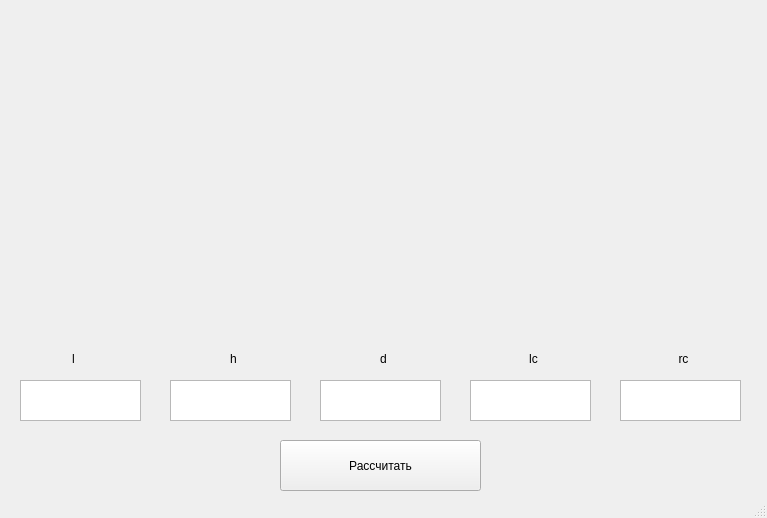
The window that courseWorkPython/interface.ui (MoriVotum/courseWorkPython) describes before a commit, drawn with Qt 5.
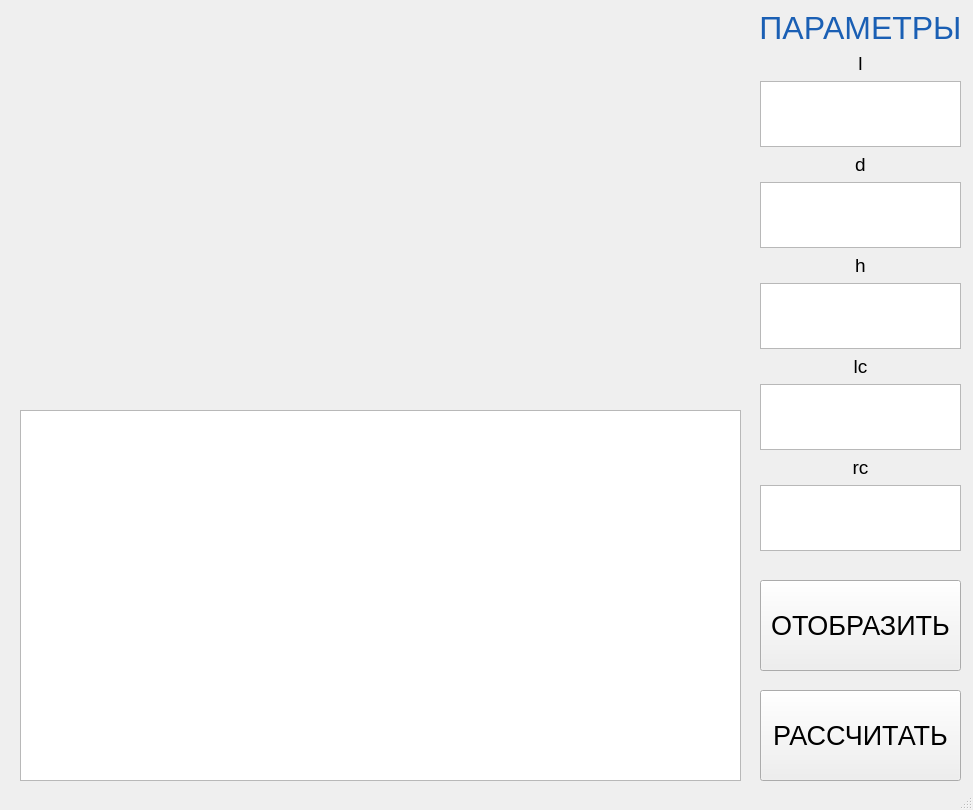
The same window after the commit. Icons and pictures are not drawn.

```diff
--- a/courseWorkPython/interface.ui
+++ b/courseWorkPython/interface.ui
@@ -6,112 +6,120 @@
    <rect>
     <x>0</x>
     <y>0</y>
-    <width>767</width>
-    <height>518</height>
+    <width>973</width>
+    <height>810</height>
    </rect>
   </property>
+  <property name="maximumSize">
+   <size>
+    <width>973</width>
+    <height>810</height>
+   </size>
+  </property>
   <property name="windowTitle">
    <string>MainWindow</string>
   </property>
   <widget class="QWidget" name="centralwidget">
-   <widget class="QTextEdit" name="te_l">
+   <widget class="QPushButton" name="but_calc">
     <property name="geometry">
      <rect>
-      <x>20</x>
-      <y>380</y>
-      <width>121</width>
-      <height>41</height>
+      <x>760</x>
+      <y>690</y>
+      <width>201</width>
+      <height>91</height>
      </rect>
     </property>
     <property name="font">
      <font>
-      <pointsize>18</pointsize>
+      <pointsize>20</pointsize>
      </font>
     </property>
-    <property name="lineWrapMode">
-     <enum>QTextEdit::NoWrap</enum>
+    <property name="text">
+     <string>РАССЧИТАТЬ</string>
     </property>
    </widget>
-   <widget class="QTextEdit" name="te_h">
+   <widget class="QLabel" name="label">
     <property name="geometry">
      <rect>
-      <x>170</x>
-      <y>380</y>
-      <width>121</width>
-      <height>41</height>
+      <x>20</x>
+      <y>10</y>
+      <width>721</width>
+      <height>381</height>
      </rect>
     </property>
-    <property name="font">
-     <font>
-      <pointsize>18</pointsize>
-     </font>
+    <property name="text">
+     <string/>
     </property>
-    <property name="lineWrapMode">
-     <enum>QTextEdit::NoWrap</enum>
+    <property name="pixmap">
+     <pixmap>content/picture.jpg</pixmap>
     </property>
    </widget>
-   <widget class="QTextEdit" name="te_d">
+   <widget class="QPushButton" name="but_schema">
     <property name="geometry">
      <rect>
-      <x>320</x>
-      <y>380</y>
-      <width>121</width>
-      <height>41</height>
+      <x>760</x>
+      <y>580</y>
+      <width>201</width>
+      <height>91</height>
      </rect>
     </property>
     <property name="font">
      <font>
-      <pointsize>18</pointsize>
+      <pointsize>20</pointsize>
      </font>
     </property>
-    <property name="lineWrapMode">
-     <enum>QTextEdit::NoWrap</enum>
+    <property name="text">
+     <string>ОТОБРАЗИТЬ</string>
     </property>
    </widget>
-   <widget class="QTextEdit" name="te_lc">
+   <widget class="QGraphicsView" name="graphicsView">
     <property name="geometry">
      <rect>
-      <x>470</x>
-      <y>380</y>
-      <width>121</width>
-      <height>41</height>
+      <x>20</x>
+      <y>410</y>
+      <width>721</width>
+      <height>371</height>
      </rect>
     </property>
-    <property name="font">
-     <font>
-      <pointsize>18</pointsize>
-     </font>
-    </property>
-    <property name="lineWrapMode">
-     <enum>QTextEdit::NoWrap</enum>
-    </property>
    </widget>
-   <widget class="QTextEdit" name="te_rc">
+   <widget class="QWidget" name="layoutWidget">
     <property name="geometry">
      <rect>
-      <x>620</x>
-      <y>380</y>
-      <width>121</width>
-      <height>41</height>
+      <x>760</x>
+      <y>10</y>
+      <width>201</width>
+      <height>541</height>
      </rect>
     </property>
+    <layout class="QVBoxLayout" name="verticalLayout_7">
+     <item>
+      <widget class="QLabel" name="label_2">
     <property name="font">
      <font>
-      <pointsize>18</pointsize>
-     </font>
-    </property>
-    <property name="lineWrapMode">
-     <enum>QTextEdit::NoWrap</enum>
-    </property>
-   </widget>
+         <pointsize>24</pointsize>
+        </font>
+       </property>
+       <property name="styleSheet">
+        <string notr="true">color: rgb(26, 95, 180)</string>
+       </property>
+       <property name="text">
+        <string>ПАРАМЕТРЫ</string>
+       </property>
+       <property name="alignment">
+        <set>Qt::AlignCenter</set>
+       </property>
+      </widget>
+     </item>
+     <item>
+      <layout class="QVBoxLayout" name="verticalLayout_6">
+       <item>
+        <layout class="QVBoxLayout" name="verticalLayout">
+         <item>
    <widget class="QLabel" name="l_l">
-    <property name="geometry">
-     <rect>
-      <x>40</x>
-      <y>350</y>
-      <width>67</width>
-      <height>17</height>
-     </rect>
+           <property name="font">
+            <font>
+             <pointsize>14</pointsize>
+            </font>
     </property>
     <property name="text">
      <string>l</string>
@@ -120,30 +128,35 @@
      <set>Qt::AlignCenter</set>
     </property>
    </widget>
-   <widget class="QLabel" name="l_h">
-    <property name="geometry">
-     <rect>
-      <x>200</x>
-      <y>350</y>
-      <width>67</width>
-      <height>17</height>
-     </rect>
-    </property>
-    <property name="text">
-     <string>h</string>
-    </property>
-    <property name="alignment">
-     <set>Qt::AlignCenter</set>
-    </property>
-   </widget>
+         </item>
+         <item>
+          <widget class="QTextEdit" name="te_l">
+           <property name="font">
+            <font>
+             <pointsize>30</pointsize>
+            </font>
+           </property>
+           <property name="verticalScrollBarPolicy">
+            <enum>Qt::ScrollBarAlwaysOff</enum>
+           </property>
+           <property name="sizeAdjustPolicy">
+            <enum>QAbstractScrollArea::AdjustIgnored</enum>
+           </property>
+           <property name="lineWrapMode">
+            <enum>QTextEdit::NoWrap</enum>
+           </property>
+          </widget>
+         </item>
+        </layout>
+       </item>
+       <item>
+        <layout class="QVBoxLayout" name="verticalLayout_3">
+         <item>
    <widget class="QLabel" name="l_d">
-    <property name="geometry">
-     <rect>
-      <x>350</x>
-      <y>350</y>
-      <width>67</width>
-      <height>17</height>
-     </rect>
+           <property name="font">
+            <font>
+             <pointsize>14</pointsize>
+            </font>
     </property>
     <property name="text">
      <string>d</string>
@@ -152,14 +165,66 @@
      <set>Qt::AlignCenter</set>
     </property>
    </widget>
+         </item>
+         <item>
+          <widget class="QTextEdit" name="te_d">
+           <property name="font">
+            <font>
+             <pointsize>30</pointsize>
+            </font>
+           </property>
+           <property name="verticalScrollBarPolicy">
+            <enum>Qt::ScrollBarAlwaysOff</enum>
+           </property>
+           <property name="lineWrapMode">
+            <enum>QTextEdit::NoWrap</enum>
+           </property>
+          </widget>
+         </item>
+        </layout>
+       </item>
+       <item>
+        <layout class="QVBoxLayout" name="verticalLayout_2">
+         <item>
+          <widget class="QLabel" name="l_h">
+           <property name="font">
+            <font>
+             <pointsize>14</pointsize>
+            </font>
+           </property>
+           <property name="text">
+            <string>h</string>
+           </property>
+           <property name="alignment">
+            <set>Qt::AlignCenter</set>
+           </property>
+          </widget>
+         </item>
+         <item>
+          <widget class="QTextEdit" name="te_h">
+           <property name="font">
+            <font>
+             <pointsize>30</pointsize>
+            </font>
+           </property>
+           <property name="verticalScrollBarPolicy">
+            <enum>Qt::ScrollBarAlwaysOff</enum>
+           </property>
+           <property name="lineWrapMode">
+            <enum>QTextEdit::NoWrap</enum>
+           </property>
+          </widget>
+         </item>
+        </layout>
+       </item>
+       <item>
+        <layout class="QVBoxLayout" name="verticalLayout_5">
+         <item>
    <widget class="QLabel" name="l_lc">
-    <property name="geometry">
-     <rect>
-      <x>500</x>
-      <y>350</y>
-      <width>67</width>
-      <height>17</height>
-     </rect>
+           <property name="font">
+            <font>
+             <pointsize>14</pointsize>
+            </font>
     </property>
     <property name="text">
      <string>lc</string>
@@ -168,14 +233,32 @@
      <set>Qt::AlignCenter</set>
     </property>
    </widget>
+         </item>
+         <item>
+          <widget class="QTextEdit" name="te_lc">
+           <property name="font">
+            <font>
+             <pointsize>30</pointsize>
+            </font>
+           </property>
+           <property name="verticalScrollBarPolicy">
+            <enum>Qt::ScrollBarAlwaysOff</enum>
+           </property>
+           <property name="lineWrapMode">
+            <enum>QTextEdit::NoWrap</enum>
+           </property>
+          </widget>
+         </item>
+        </layout>
+       </item>
+       <item>
+        <layout class="QVBoxLayout" name="verticalLayout_4">
+         <item>
    <widget class="QLabel" name="l_rc">
-    <property name="geometry">
-     <rect>
-      <x>650</x>
-      <y>350</y>
-      <width>67</width>
-      <height>17</height>
-     </rect>
+           <property name="font">
+            <font>
+             <pointsize>14</pointsize>
+            </font>
     </property>
     <property name="text">
      <string>rc</string>
@@ -184,37 +267,30 @@
      <set>Qt::AlignCenter</set>
     </property>
    </widget>
-   <widget class="QPushButton" name="but_calc">
-    <property name="geometry">
-     <rect>
-      <x>280</x>
-      <y>440</y>
-      <width>201</width>
-      <height>51</height>
-     </rect>
-    </property>
-    <property name="text">
-     <string>Рассчитать</string>
-    </property>
-   </widget>
-   <widget class="QLabel" name="label">
-    <property name="geometry">
-     <rect>
-      <x>20</x>
-      <y>10</y>
-      <width>721</width>
-      <height>331</height>
-     </rect>
-    </property>
-    <property name="text">
-     <string/>
-    </property>
-    <property name="pixmap">
-     <pixmap>content/picture.jpg</pixmap>
-    </property>
-    <property name="scaledContents">
-     <bool>true</bool>
-    </property>
+         </item>
+         <item>
+          <widget class="QTextEdit" name="te_rc">
+           <property name="font">
+            <font>
+             <pointsize>30</pointsize>
+            </font>
+           </property>
+           <property name="toolTipDuration">
+            <number>-1</number>
+           </property>
+           <property name="verticalScrollBarPolicy">
+            <enum>Qt::ScrollBarAlwaysOff</enum>
+           </property>
+           <property name="lineWrapMode">
+            <enum>QTextEdit::NoWrap</enum>
+           </property>
+          </widget>
+         </item>
+        </layout>
+       </item>
+      </layout>
+     </item>
+    </layout>
    </widget>
   </widget>
   <widget class="QStatusBar" name="statusbar"/>
```
Left out of the diff: 3 changed lines with no effect on the pictures. Lines whose indentation alone changed are shown as unchanged.
